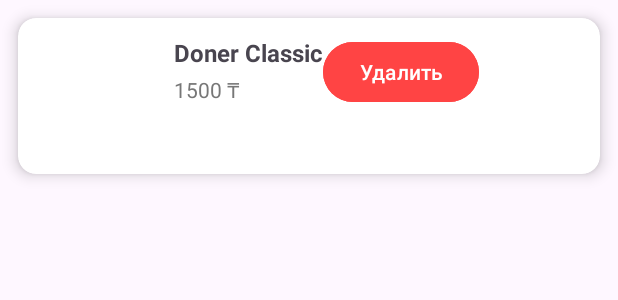
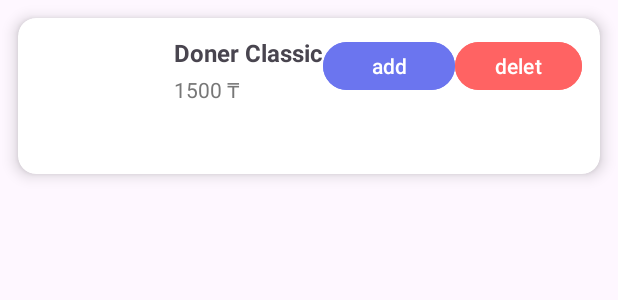
Before and after one commit to itzHiti/FinalAndroid2025, an Android app: the layout item_product_delete.xml on its own in the app's theme, with its tools: preview values and no code run, on a phone screen of 412 x 824 dp. Shown: the top 300 px of the screen. Run offline under Robolectric (Android 15) with nearby library versions, the phone set to English and light mode, and no system bars.

Commit message:
Refactor: обновлены layout'ы, изменены item_detail и basket_item

```diff
--- a/app/src/main/res/layout/activity_item_detail.xml
+++ b/app/src/main/res/layout/activity_item_detail.xml
@@ -29,7 +29,7 @@
                 <ImageView
                     android:id="@+id/productIm"
                     android:layout_width="match_parent"
-                    android:layout_height="match_parent"
+                    android:layout_height="274dp"
                     android:scaleType="centerCrop"
                     android:src="@drawable/doner" />
             </androidx.cardview.widget.CardView>
--- a/app/src/main/res/layout/item_product_delete.xml
+++ b/app/src/main/res/layout/item_product_delete.xml
@@ -46,13 +46,20 @@
         </LinearLayout>
 
         <Button
+            android:id="@+id/btnAddItem"
+            android:layout_width="wrap_content"
+            android:layout_height="40dp"
+            android:backgroundTint="#6B75EF"
+            android:text="add"
+            android:textColor="#FFFFFF" />
+
+        <Button
             android:id="@+id/btnDeleteItem"
-            android:text="Удалить"
-            android:textSize="14sp"
-            android:backgroundTint="#FF4444"
-            android:textColor="#FFFFFF"
             android:layout_width="wrap_content"
-            android:layout_height="wrap_content"/>
+            android:layout_height="40dp"
+            android:backgroundTint="#FF6363"
+            android:text="delete"
+            android:textColor="#FFFFFF" />
 
     </LinearLayout>
 
```
Also changed, not shown: app/src/main/res/layout/activity_basket_item.xml (+1 -19 lines).
